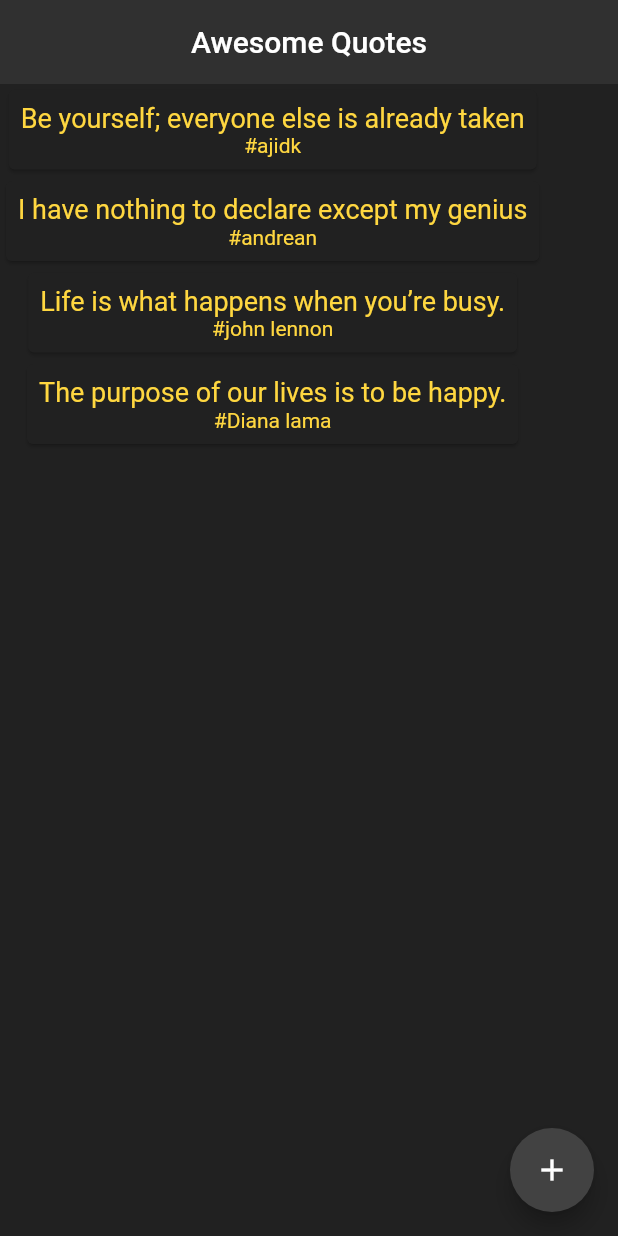
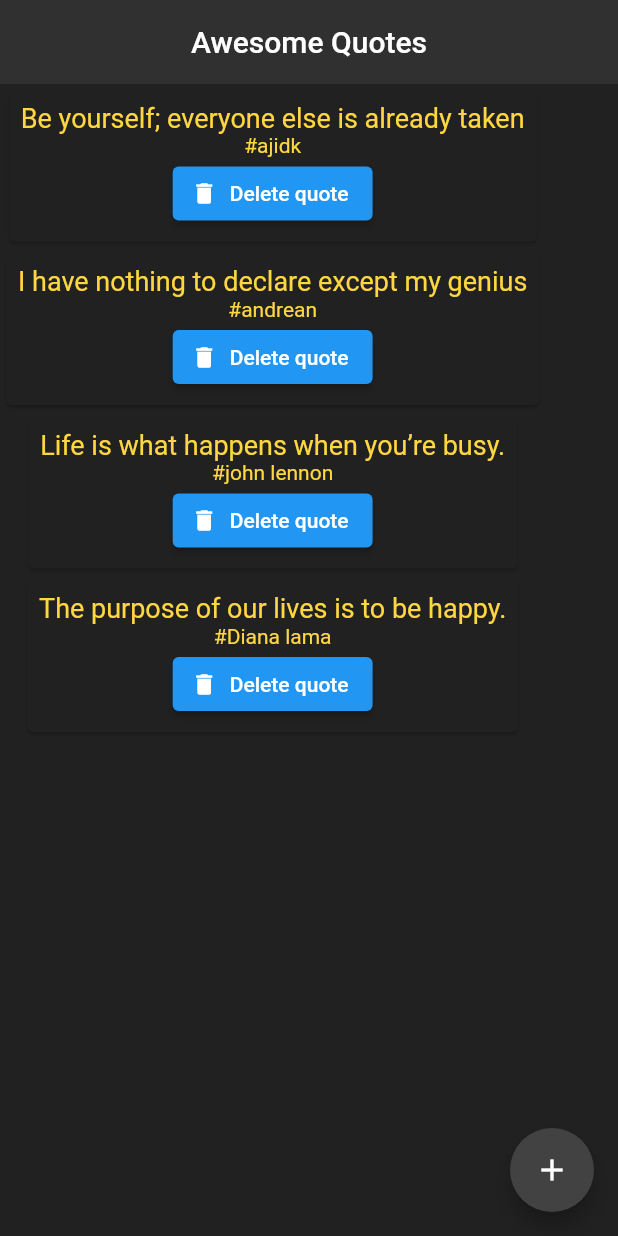
Before and after one commit to ZyferDk/Learn-Flutter, a Flutter app: the screen it shows after launch, on a phone screen of 412 x 824 dp. Run offline on Flutter 3.47's test engine with Material 2 defaults, Android fonts, the phone set to English and light mode, and no system bars.

Commit message:
List card in quote card

```diff
--- a/lib/main.dart
+++ b/lib/main.dart
@@ -51,6 +51,11 @@ class _QuoteListState extends State<QuoteList> {
         children: quotes
             .map((quote) => QuoteCard(
                   quote: quote,
+                  delete: () {
+                    setState(() {
+                      quotes.remove(quote);
+                    });
+                  },
                 ))
             .toList(),
       ),
--- a/lib/quote_card.dart
+++ b/lib/quote_card.dart
@@ -1,10 +1,13 @@
 import 'package:flutter/material.dart';
+import 'package:flutter/painting.dart';
 import 'quote.dart';
 
 class QuoteCard extends StatelessWidget {
-  const QuoteCard({Key? key, required this.quote}) : super(key: key);
+  const QuoteCard({Key? key, required this.quote, required this.delete})
+      : super(key: key);
 
   final Quote quote;
+  final VoidCallback delete;
 
   @override
   Widget build(BuildContext context) {
@@ -28,6 +31,14 @@ class QuoteCard extends StatelessWidget {
                 fontSize: 14,
               ),
             ),
+            ElevatedButton.icon(
+              onPressed: delete,
+              icon: const Icon(
+                Icons.delete,
+                size: 18,
+              ),
+              label: const Text('Delete quote'),
+            ),
           ],
         ),
       ),
```
